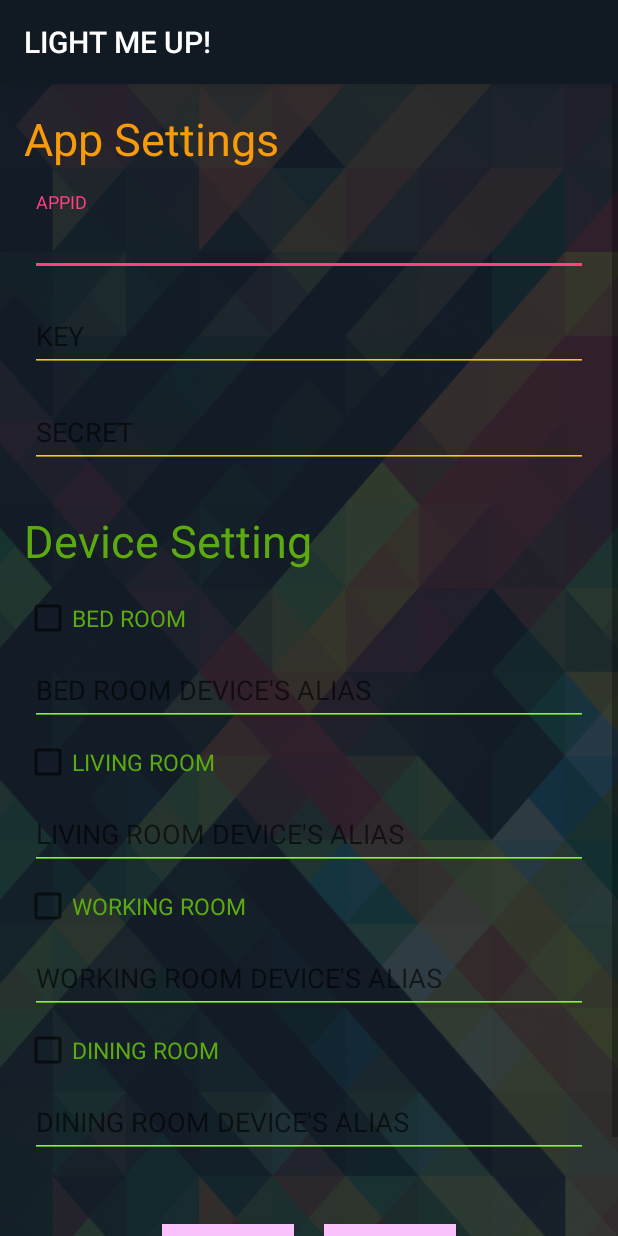
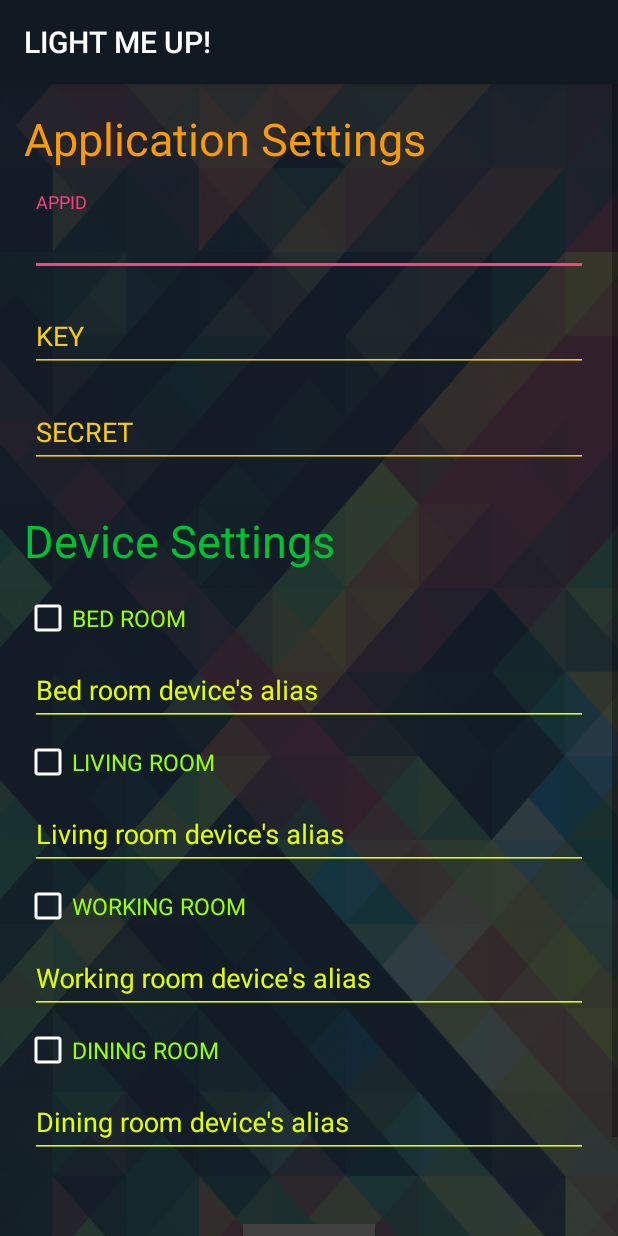
Before and after one commit to Supawinee/Project, an Android app: the SettingPage screen opened directly, with no data from a screen before it, on a phone screen of 412 x 824 dp. Run offline under Robolectric (Android 15) with nearby library versions, the phone set to English and light mode, and no system bars.

Commit message:
Finish Room Selector page
- Can ues room selector page and settingpage
- change color of hint and dropbar
***Problem : Everything work on Nexus 5 Emulator , Other device  " Room
Selector " do not work

```diff
--- a/app/src/main/java/com/example/supawinee/smartlightforsmarthome/AlarmclockPage.java
+++ b/app/src/main/java/com/example/supawinee/smartlightforsmarthome/AlarmclockPage.java
@@ -57,7 +57,7 @@ public class AlarmclockPage extends AppCompatActivity implements AdapterView.OnI
         Spinner spinner_ac = (Spinner) findViewById(R.id.alarmclock_spinner);
         // Create an ArrayAdapter using the string array and a default spinner layout
         ArrayAdapter<CharSequence> adapter_ac = ArrayAdapter.createFromResource(this,
-                R.array.sound_array, android.R.layout.simple_spinner_item);
+                R.array.sound_array, R.layout.spinner_item);
         // Specify the layout to use when the list of choices appears
         adapter_ac.setDropDownViewResource(android.R.layout.simple_spinner_dropdown_item);
         // Apply the adapter to the spinner
--- a/app/src/main/java/com/example/supawinee/smartlightforsmarthome/ColorTheme.java
+++ b/app/src/main/java/com/example/supawinee/smartlightforsmarthome/ColorTheme.java
@@ -82,8 +82,7 @@ public class ColorTheme extends AppCompatActivity implements AdapterView.OnItemS
 
 
         //Create an ArrayAdapter using the string array and a default spinner layout
-        ArrayAdapter<CharSequence> adapterTheme = ArrayAdapter.createFromResource(this,
-        R.array.theme_array, android.R.layout.simple_spinner_item);
+        ArrayAdapter<CharSequence> adapterTheme = ArrayAdapter.createFromResource(this, R.array.theme_array, R.layout.spinner_item);
         // Specify the layout to use when the list of choices appears
         adapterTheme.setDropDownViewResource(android.R.layout.simple_spinner_dropdown_item);
         // Apply the adapter to the spinner
--- a/app/src/main/java/com/example/supawinee/smartlightforsmarthome/Open.java
+++ b/app/src/main/java/com/example/supawinee/smartlightforsmarthome/Open.java
@@ -43,7 +43,7 @@ public class Open extends AppCompatActivity implements View.OnClickListener{
                     startActivity(intentSet);
                 }
                 else {
-                    Intent intentOpen = new Intent(this, MainActivity.class);
+                    Intent intentOpen = new Intent(this, RoomSelect.class);
                     startActivity(intentOpen);
                 }
 
--- a/app/src/main/res/layout/activity_setting_page.xml
+++ b/app/src/main/res/layout/activity_setting_page.xml
@@ -2,6 +2,7 @@
 <ScrollView xmlns:android="http://schemas.android.com/apk/res/android"
     android:layout_width="fill_parent"
     android:layout_height="wrap_content"
+    xmlns:app="http://schemas.android.com/apk/res-auto"
     android:orientation="vertical"
     android:fillViewport="false">
 
@@ -19,7 +20,7 @@
         tools:context="com.example.supawinee.smartlightforsmarthome.SettingPage">
 
         <TextView
-            android:text="App Settings"
+            android:text="Application Settings"
             android:layout_width="match_parent"
             android:layout_height="wrap_content"
             android:textSize="30dp"
@@ -34,7 +35,8 @@
 
             <android.support.design.widget.TextInputLayout
                 android:layout_width="match_parent"
-                android:layout_height="wrap_content">
+                android:layout_height="wrap_content"
+                android:textColorHint="#f7cd0a">
 
                 <android.support.design.widget.TextInputEditText
                     android:layout_width="match_parent"
@@ -60,7 +62,9 @@
 
             <android.support.design.widget.TextInputLayout
                 android:layout_width="match_parent"
-                android:layout_height="wrap_content">
+                android:layout_height="wrap_content"
+                app:passwordToggleTint="#f7cd0a"
+                android:textColorHint="#f7cd0a">
 
                 <android.support.design.widget.TextInputEditText
                     android:layout_width="match_parent"
@@ -68,7 +72,6 @@
                     android:hint="KEY"
                     android:id="@+id/key_EditText"
                     android:inputType="textPassword"
-                    android:textColorHint="#f7cd0a"
                     android:backgroundTint="#f7cd0a"
                     android:textColor="#ffffff"
                     android:layout_marginLeft="4dp"
@@ -89,7 +92,9 @@
 
             <android.support.design.widget.TextInputLayout
                 android:layout_width="match_parent"
-                android:layout_height="wrap_content">
+                android:layout_height="wrap_content"
+                app:passwordToggleTint="#f7cd0a"
+                android:textColorHint="#f7cd0a">
 
                 <android.support.design.widget.TextInputEditText
                     android:layout_width="match_parent"
@@ -108,23 +113,24 @@
 
 
         <TextView
-            android:text="Device Setting"
+            android:text="Device Settings"
             android:layout_width="match_parent"
             android:layout_height="wrap_content"
             android:textSize="30dp"
             android:layout_marginTop="20dp"
             android:layout_marginBottom="15dp"
-            android:textColor="#5ca910"
+            android:textColor="#00C133"
             android:layout_weight="0.00" />
 
         <CheckBox
             android:text="BED ROOM"
-            android:textColor="#5ca910"
+            android:textColor="#99FF00"
             android:textSize="15dp"
             android:layout_width="match_parent"
             android:layout_height="wrap_content"
             android:id="@+id/checkBoxBedroom"
-            android:layout_weight="0.00" />
+            android:layout_weight="0.00"
+            android:buttonTint="#ffffff"/>
 
 
 
@@ -135,16 +141,16 @@
 
             <android.support.design.widget.TextInputLayout
                 android:layout_width="match_parent"
-                android:layout_height="wrap_content">
+                android:layout_height="wrap_content"
+                android:textColorHint="#E1FF00">
 
                 <android.support.design.widget.TextInputEditText
                     android:layout_width="match_parent"
                     android:layout_height="wrap_content"
-                    android:hint="BED ROOM DEVICE'S ALIAS"
+                    android:hint="Bed room device's alias"
                     android:id="@+id/alias_EditText"
                     android:inputType="text"
-                    android:textColorHint="#88fc17"
-                    android:backgroundTint="#88fc17"
+                    android:backgroundTint="#E1FF00"
                     android:textColor="#ffffff"
                     android:layout_marginLeft="4dp"
                     android:layout_marginRight="4dp"
@@ -161,12 +167,13 @@
 
         <CheckBox
             android:text="LIVING ROOM"
-            android:textColor="#5ca910"
+            android:textColor="#99FF00"
             android:textSize="15dp"
             android:layout_width="match_parent"
             android:layout_height="wrap_content"
             android:id="@+id/checkBoxLivingroom"
-            android:layout_weight="0.00" />
+            android:layout_weight="0.00"
+            android:buttonTint="#ffffff"/>
 
 
 
@@ -177,16 +184,16 @@
 
             <android.support.design.widget.TextInputLayout
                 android:layout_width="match_parent"
-                android:layout_height="wrap_content">
+                android:layout_height="wrap_content"
+                android:textColorHint="#E1FF00">
 
                 <android.support.design.widget.TextInputEditText
                     android:layout_width="match_parent"
                     android:layout_height="wrap_content"
-                    android:hint="LIVING ROOM DEVICE'S ALIAS"
+                    android:hint="Living room device's alias"
                     android:id="@+id/alias_Livingroom_EditText"
                     android:inputType="text"
-                    android:textColorHint="#88fc17"
-                    android:backgroundTint="#88fc17"
+                    android:backgroundTint="#E1FF00"
                     android:textColor="#ffffff"
                     android:layout_marginLeft="4dp"
                     android:layout_marginRight="4dp"
@@ -204,12 +211,13 @@
 
         <CheckBox
             android:text="WORKING ROOM"
-            android:textColor="#5ca910"
+            android:textColor="#99FF00"
             android:textSize="15dp"
             android:layout_width="match_parent"
             android:layout_height="wrap_content"
             android:id="@+id/checkBoxWorkingroom"
-            android:layout_weight="0.00" />
+            android:layout_weight="0.00"
+            android:buttonTint="#ffffff"/>
 
 
 
@@ -220,16 +228,16 @@
 
             <android.support.design.widget.TextInputLayout
                 android:layout_width="match_parent"
-                android:layout_height="wrap_content">
+                android:layout_height="wrap_content"
+                android:textColorHint="#E1FF00">
 
                 <android.support.design.widget.TextInputEditText
                     android:layout_width="match_parent"
                     android:layout_height="wrap_content"
-                    android:hint="WORKING ROOM DEVICE'S ALIAS"
+                    android:hint="Working room device's alias"
                     android:id="@+id/alias_Workingroom_EditText"
                     android:inputType="text"
-                    android:textColorHint="#88fc17"
-                    android:backgroundTint="#88fc17"
+                    android:backgroundTint="#E1FF00"
                     android:textColor="#ffffff"
                     android:layout_marginLeft="4dp"
                     android:layout_marginRight="4dp"
@@ -241,12 +249,13 @@
 
         <CheckBox
             android:text="DINING ROOM"
-            android:textColor="#5ca910"
+            android:textColor="#99FF00"
             android:textSize="15dp"
             android:layout_width="match_parent"
             android:layout_height="wrap_content"
             android:id="@+id/checkBoxDiningroom"
-            android:layout_weight="0.00" />
+            android:layout_weight="0.00"
+            android:buttonTint="#ffffff"/>
 
 
 
@@ -257,16 +266,16 @@
 
             <android.support.design.widget.TextInputLayout
                 android:layout_width="match_parent"
-                android:layout_height="wrap_content">
+                android:layout_height="wrap_content"
+                android:textColorHint="#E1FF00">
 
                 <android.support.design.widget.TextInputEditText
                     android:layout_width="match_parent"
                     android:layout_height="wrap_content"
-                    android:hint="DINING ROOM DEVICE'S ALIAS"
+                    android:hint="Dining room device's alias"
                     android:id="@+id/alias_Diningroom_EditText"
                     android:inputType="text"
-                    android:textColorHint="#88fc17"
-                    android:backgroundTint="#88fc17"
+                    android:backgroundTint="#E1FF00"
                     android:textColor="#ffffff"
                     android:layout_marginLeft="4dp"
                     android:layout_marginRight="4dp"
@@ -296,19 +305,10 @@
                 android:id="@+id/btn_commitSetting"
                 android:onClick="commitSetting"
                 android:layout_marginTop="10dp"
-                android:layout_marginRight="10dp"
-                android:background="#fac3fb"
-                android:textColor="#B03060"/>
+                android:background="#414141"
+                android:textColor="#ffffff"/>
 
-            <Button
-                android:text="MAIN MENU"
-                android:layout_width="wrap_content"
-                android:layout_height="wrap_content"
-                android:onClick="backmainmenu"
-                android:layout_marginTop="10dp"
-                android:layout_marginLeft="10dp"
-                android:background="#fac3fb"
-                android:textColor="#B03060"/>
+
 
         </LinearLayout>
 
--- /dev/null
+++ b/app/src/main/res/layout/spinner_item.xml
@@ -0,0 +1,6 @@
+<TextView xmlns:android="http://schemas.android.com/apk/res/android"
+        android:id="@android:id/text1"
+        android:layout_width="match_parent"
+        android:layout_height="wrap_content"
+        android:textSize="20sp"
+        android:textColor="#ffffff" />
```
Also changed, not shown: app/src/main/java/com/example/supawinee/smartlightforsmarthome/MainActivity.java (+0 -18 lines), app/src/main/java/com/example/supawinee/smartlightforsmarthome/RoomSelect.java (+155 -0 lines), app/src/main/java/com/example/supawinee/smartlightforsmarthome/SettingPage.java (+9 -16 lines), app/src/main/res/layout/activity_room_select.xml (+24 -16 lines), app/src/main/res/drawable/livingroomoff2.jpg (added), app/src/main/res/drawable/workingroomoff.jpg (added).
